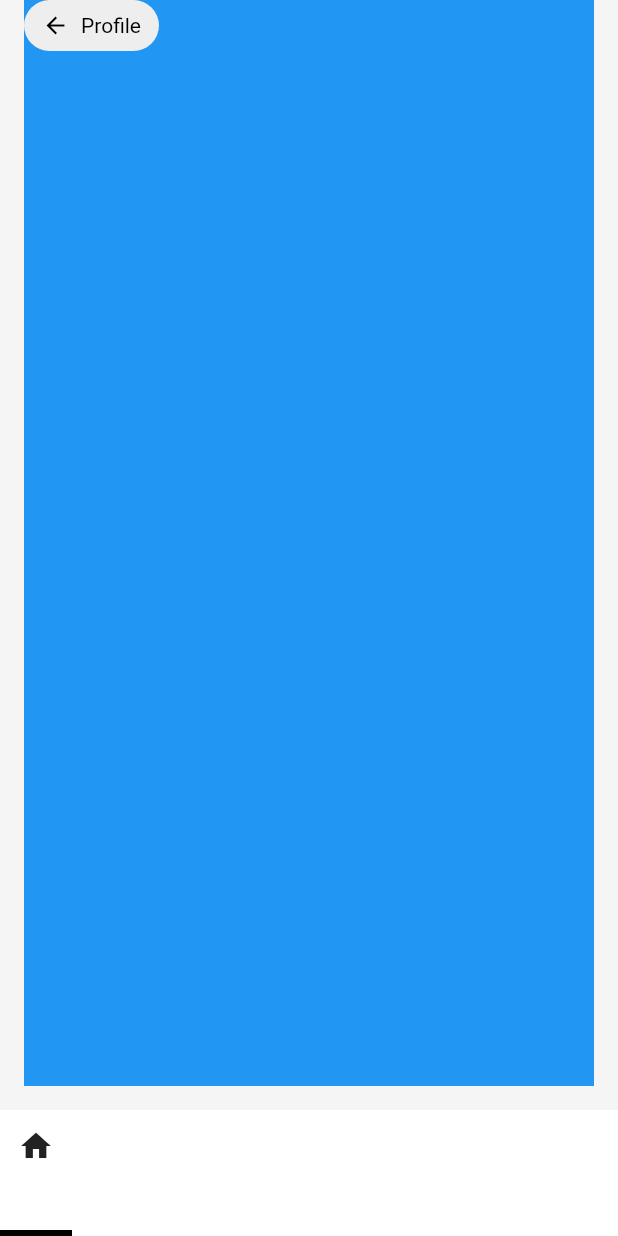
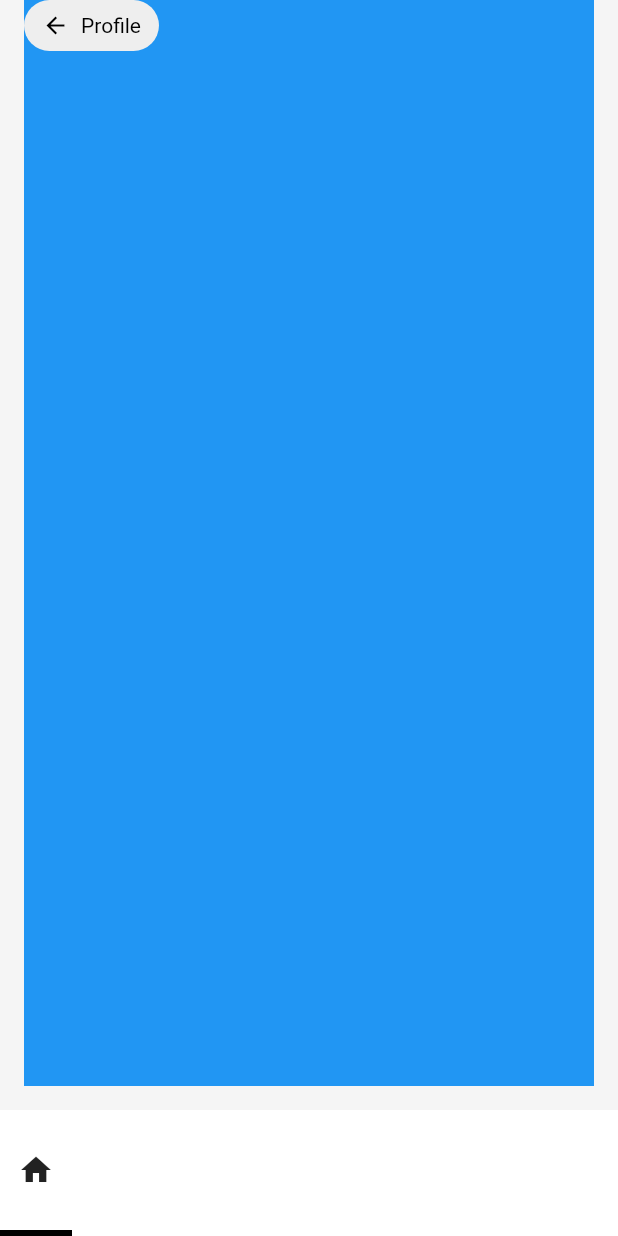
Before and after one commit to JAICHANGPARK/flutter_notebook_17th_story, a Flutter app: the screen it shows after launch, on a phone screen of 412 x 824 dp. Run offline on Flutter 3.47's test engine with Material 2 defaults, Android fonts, the phone set to English and light mode, and no system bars; our stand-ins replace cached_network_image, fl_chart, flutter_riverpod, freezed_annotation, ionicons, percent_indicator.

Commit message:
Update bulletin_news_profile_page.dart

```diff
--- a/lib/ep1025_bulletin_news_app/src/ui/bulletin_news_profile_page.dart
+++ b/lib/ep1025_bulletin_news_app/src/ui/bulletin_news_profile_page.dart
@@ -17,7 +17,7 @@ class BulletinNewsProfilePage extends StatelessWidget {
               bottom: 100,
               child: Container(
                 height: 84,
-                decoration: BoxDecoration(
+                decoration: const BoxDecoration(
                   color: Colors.blue,
                 ),
                 child: Column(
@@ -28,7 +28,7 @@ class BulletinNewsProfilePage extends StatelessWidget {
                         color: Colors.grey[200],
                         borderRadius: BorderRadius.circular(24),
                       ),
-                      padding: EdgeInsets.symmetric(
+                      padding: const EdgeInsets.symmetric(
                         horizontal: 12,
                         vertical: 8,
                       ),
@@ -60,7 +60,7 @@ class BulletinNewsProfilePage extends StatelessWidget {
               left: 0,
               child: Container(
                 height: 84,
-                decoration: BoxDecoration(
+                decoration: const BoxDecoration(
                   color: Colors.white,
                 ),
                 child: Row(
@@ -69,12 +69,15 @@ class BulletinNewsProfilePage extends StatelessWidget {
                       width: 48,
                       child: Column(
                         children: [
-                          IconButton(onPressed: () {}, icon: Icon(Icons.home)),
-                          Spacer(),
+                          Expanded(
+                            child: Container(),
+                          ),
+                          IconButton(onPressed: () {}, icon: const Icon(Icons.home)),
+                          const Spacer(),
                           Container(
                             height: 4,
 
-                            decoration: BoxDecoration(
+                            decoration: const BoxDecoration(
                               color: Colors.black,
                             ),
                           )
```
